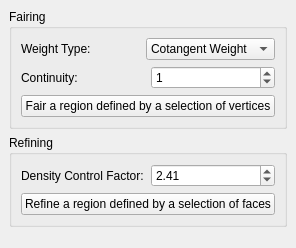
CGAL/cgal, file Polyhedron/demo/Polyhedron/Plugins/PMP/Fairing_widget.ui: the form before one commit.
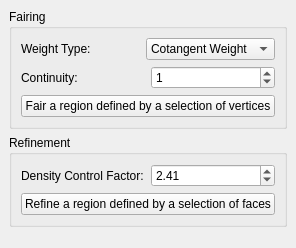
The form after the commit.

Commit message: rename plugin title and menu name

```diff
--- a/Polyhedron/demo/Polyhedron/Plugins/PMP/Fairing_widget.ui
+++ b/Polyhedron/demo/Polyhedron/Plugins/PMP/Fairing_widget.ui
@@ -86,7 +86,7 @@
     <item>
      <widget class="QGroupBox" name="groupBox_2">
       <property name="title">
-       <string>Refining</string>
+       <string>Refinement</string>
       </property>
       <layout class="QVBoxLayout" name="verticalLayout_3">
        <item>
```
The commit also changes 1 other file.
